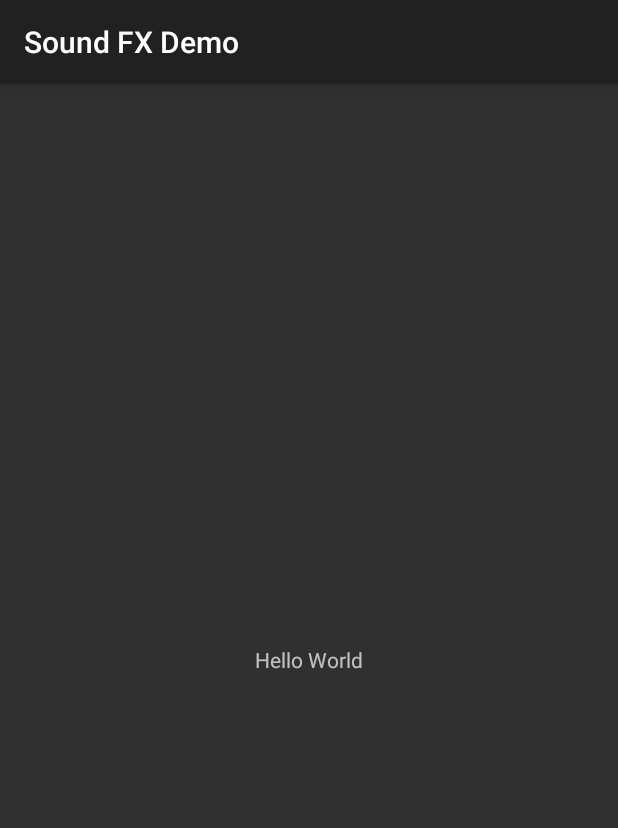
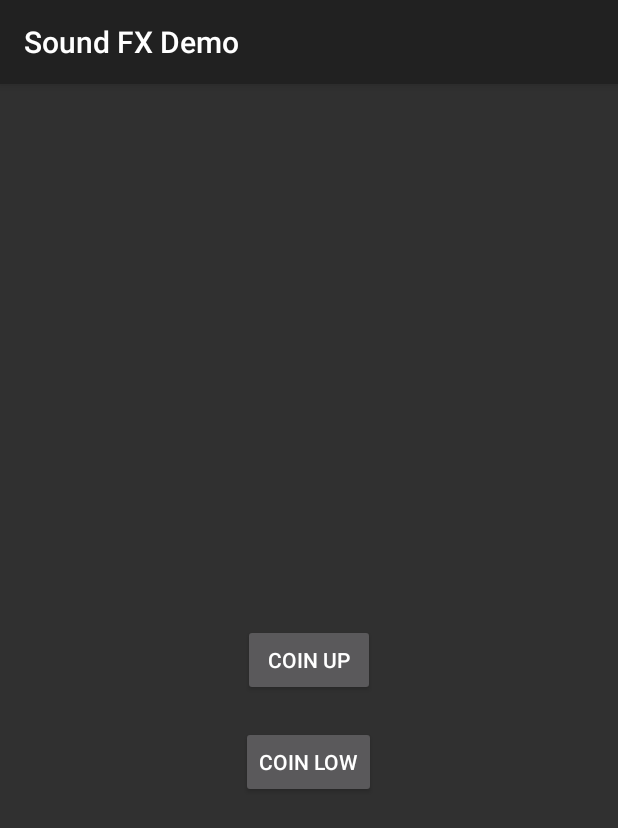
Before and after one commit to alessanderleite/SoundFXDemo, an Android app: the screen it shows after launch (SoundFXDemoActivity), on a phone screen of 412 x 824 dp. Shown: the top 828 px of the screen. Run offline under Robolectric (Android 15) with nearby library versions, the light colour scheme and no system bars.

Commit message:
add two buttons to the xml file

```diff
--- a/app/src/main/res/layout/activity_sound_fx_demo.xml
+++ b/app/src/main/res/layout/activity_sound_fx_demo.xml
@@ -6,11 +6,21 @@
     android:layout_height="match_parent"
     tools:context=".SoundFXDemoActivity">
 
-    <TextView
+    <Button
+        android:id="@+id/button_myfirstbutton_m2"
         android:layout_width="wrap_content"
         android:layout_height="wrap_content"
-        android:text="Hello World"
-        android:layout_centerInParent="true" />
+        android:layout_centerInParent="true"
+        android:text="COIN UP"/>
+
+    <Button
+        android:id="@+id/button_coinsound"
+        android:layout_width="wrap_content"
+        android:layout_height="wrap_content"
+        android:layout_centerHorizontal="true"
+        android:layout_marginTop="20dp"
+        android:layout_below="@+id/button_myfirstbutton_m2"
+        android:text="COIN LOW"/>
 
 
 </RelativeLayout>
```
